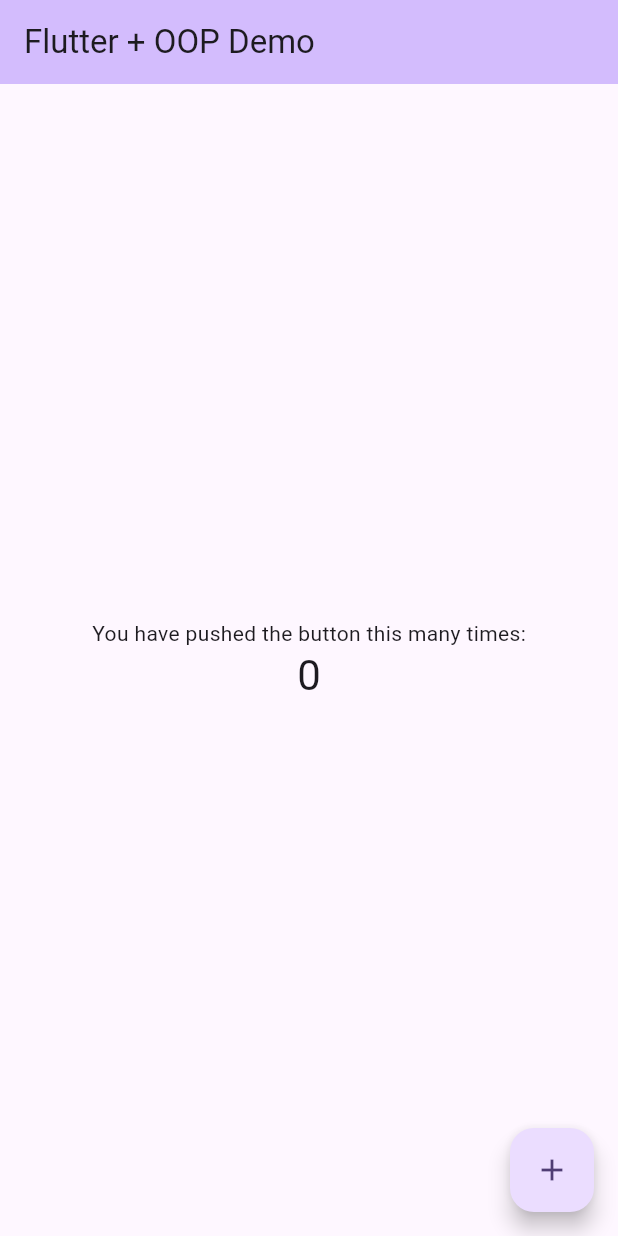
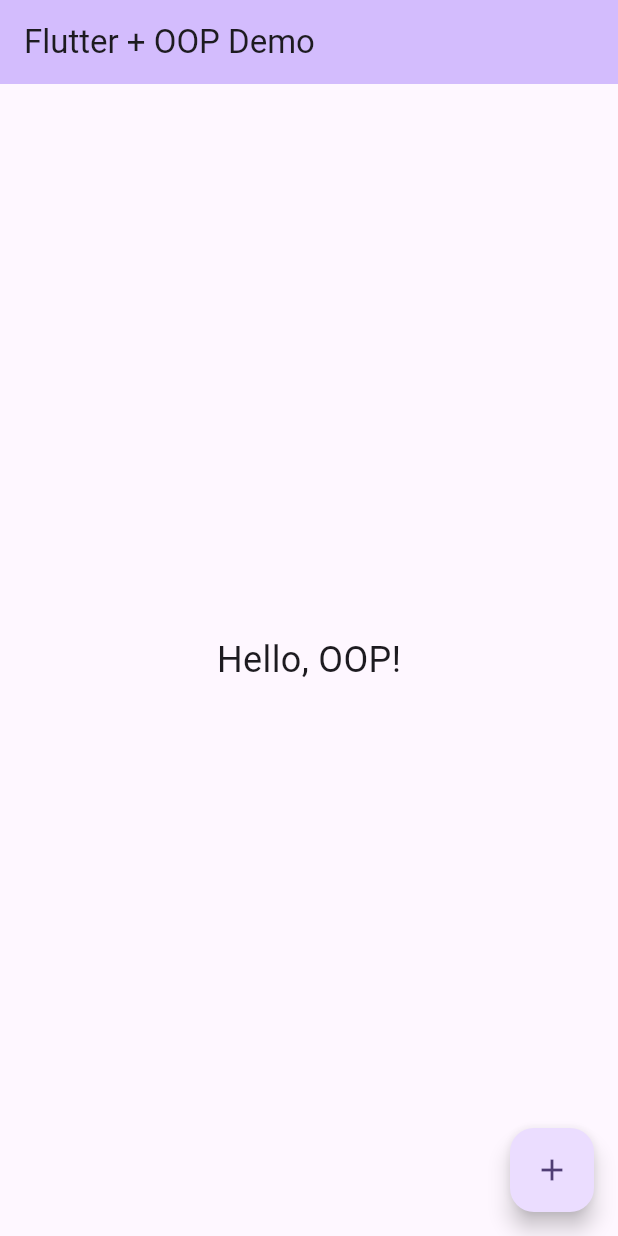
Before and after one commit to pure-edge/my_oop_app, a Flutter app: the screen it shows after launch, on a phone screen of 412 x 824 dp. Run offline on Flutter 3.47's test engine with Material 3 defaults, Android fonts, the phone set to English and light mode, and no system bars.

Commit message:
feature: changed Scaffold body to Center Text

```diff
--- a/lib/main.dart
+++ b/lib/main.dart
@@ -86,32 +86,11 @@
         title: Text(widget.title),
       ),
       body: Center(
-        // Center is a layout widget. It takes a single child and positions it
-        // in the middle of the parent.
-        child: Column(
-          // Column is also a layout widget. It takes a list of children and
-          // arranges them vertically. By default, it sizes itself to fit its
-          // children horizontally, and tries to be as tall as its parent.
-          //
-          // Column has various properties to control how it sizes itself and
-          // how it positions its children. Here we use mainAxisAlignment to
-          // center the children vertically; the main axis here is the vertical
-          // axis because Columns are vertical (the cross axis would be
-          // horizontal).
-          //
-          // TRY THIS: Invoke "debug painting" (choose the "Toggle Debug Paint"
-          // action in the IDE, or press "p" in the console), to see the
-          // wireframe for each widget.
-          mainAxisAlignment: MainAxisAlignment.center,
-          children: <Widget>[
-            const Text('You have pushed the button this many times:'),
-            Text(
-              '$_counter',
-              style: Theme.of(context).textTheme.headlineMedium,
-            ),
-          ],
-        ),
-      ),
+        child: Text(
+          'Hello, OOP!',
+          style: TextStyle(fontSize: 24),
+          ),
+          ),
       floatingActionButton: FloatingActionButton(
         onPressed: _incrementCounter,
         tooltip: 'Increment',
```
